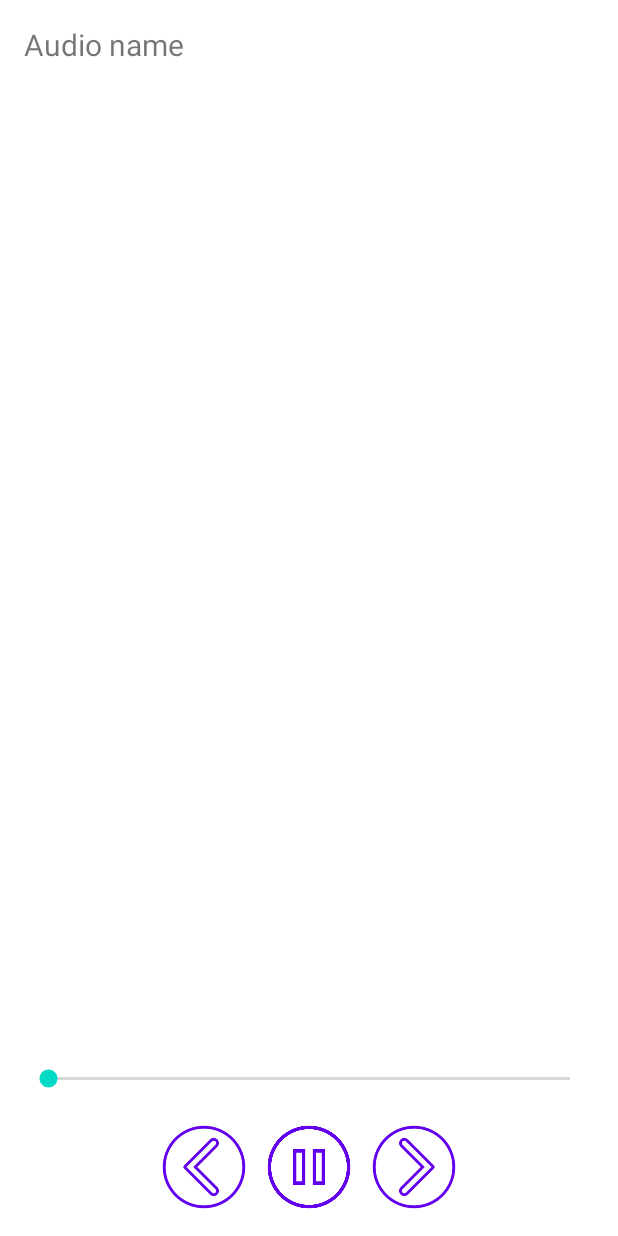
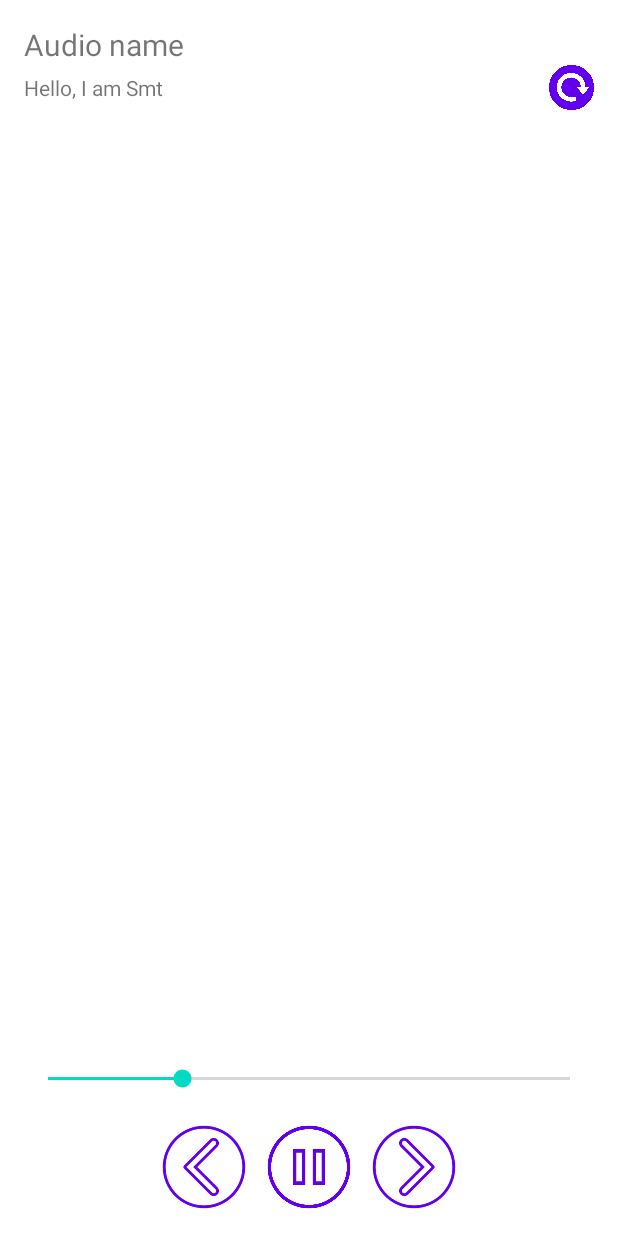
Before and after one commit to TungX/english-practice-listen, an Android app: the screen it shows after launch (MainActivity), on a phone screen of 412 x 824 dp. Run offline under Robolectric (Android 15) with nearby library versions, the phone set to English and light mode, and no system bars.

Commit message:
add sentence

```diff
--- a/app/build.gradle
+++ b/app/build.gradle
@@ -4,7 +4,7 @@ plugins {
 
 android {
     compileSdkVersion 30
-    buildToolsVersion "30.0.2"
+    buildToolsVersion '29.0.2'
 
     defaultConfig {
         applicationId "vn.yinx.listenenglish"
--- /dev/null
+++ b/app/src/main/java/vn/yinx/listenenglish/AudioRunning.java
@@ -0,0 +1,26 @@
+package vn.yinx.listenenglish;
+
+import android.media.MediaPlayer;
+
+public class AudioRunning extends Thread {
+    private MediaPlayer mp;
+    private MainActivity mainActivity;
+
+    public AudioRunning(MainActivity mainActivity, MediaPlayer mp) {
+        this.mainActivity = mainActivity;
+        this.mp = mp;
+    }
+
+    @Override
+    public void run() {
+        while (this.mp.getCurrentPosition() < this.mp.getDuration()) {
+            this.mainActivity.updateSeek(this.mp.getCurrentPosition());
+            try {
+                Thread.sleep(100);
+            } catch (InterruptedException e) {
+                e.printStackTrace();
+            }
+        }
+
+    }
+}
--- /dev/null
+++ b/app/src/main/java/vn/yinx/listenenglish/LyricAdapter.java
@@ -0,0 +1,71 @@
+package vn.yinx.listenenglish;
+
+import android.util.Log;
+import android.view.View;
+import android.view.ViewGroup;
+import android.widget.BaseAdapter;
+import android.widget.Button;
+import android.widget.TextView;
+
+import java.util.ArrayList;
+
+public class LyricAdapter extends BaseAdapter {
+
+    private ArrayList<Sentence> sentences;
+
+    public LyricAdapter(ArrayList<Sentence> sentences) {
+        this.sentences = sentences;
+    }
+
+    @Override
+    public int getCount() {
+        return this.sentences.size();
+    }
+
+    @Override
+    public Sentence getItem(int position) {
+        return this.sentences.get(position);
+    }
+
+    @Override
+    public long getItemId(int position) {
+        return this.sentences.get(position).getId();
+    }
+
+    @Override
+    public View getView(final int position, View convertView, ViewGroup parent) {
+        View viewSentence;
+        if (convertView == null) {
+            viewSentence = View.inflate(parent.getContext(), R.layout.sentence_lyric, null);
+        } else viewSentence = convertView;
+
+        Sentence sentence = getItem(position);
+
+        TextView content = viewSentence.findViewById(R.id.sentence_content);
+        content.setText(sentence.getContent());
+        content.setOnClickListener(new View.OnClickListener() {
+            @Override
+            public void onClick(View v) {
+                Log.d("OnClick", "Click at sentence " + position);
+            }
+        });
+        Button btnReload = viewSentence.findViewById(R.id.lyric_sentence_reload);
+        btnReload.setOnClickListener(new View.OnClickListener() {
+            @Override
+            public void onClick(View v) {
+                Log.d("OnClick", "Reload at sentence " + position);
+                if (sentences.get(position).isRepeating()) {
+                    btnReload.setBackgroundResource(R.drawable.repeat);
+                    sentences.get(position).setRepeating(false);
+                } else {
+                    btnReload.setBackgroundResource(R.drawable.cancel);
+                    sentences.get(position).setRepeating(true);
+                }
+
+            }
+        });
+        return viewSentence;
+    }
+
+
+}
--- a/app/src/main/java/vn/yinx/listenenglish/MainActivity.java
+++ b/app/src/main/java/vn/yinx/listenenglish/MainActivity.java
@@ -3,35 +3,38 @@ package vn.yinx.listenenglish;
 import android.Manifest;
 import android.content.pm.PackageManager;
 import android.media.MediaPlayer;
-import android.os.Build;
 import android.os.Bundle;
 
-import com.google.android.material.floatingactionbutton.FloatingActionButton;
-import com.google.android.material.snackbar.Snackbar;
-
-import androidx.annotation.RequiresApi;
 import androidx.appcompat.app.AppCompatActivity;
-import androidx.appcompat.widget.Toolbar;
 import androidx.core.app.ActivityCompat;
 import androidx.core.content.ContextCompat;
 
-import android.os.Environment;
 import android.util.Log;
 import android.view.View;
+import android.widget.ListView;
+import android.widget.SeekBar;
 
 import java.io.File;
-import java.io.IOException;
-import java.lang.reflect.Array;
 import java.util.ArrayList;
 
 public class MainActivity extends AppCompatActivity {
     MediaPlayer mp;
     private boolean hasPermission = false;
+    private SeekBar seekbar;
+    private double startTime = 0;
+    private double finalTime = 0;
+    public static int oneTimeOnly = 0;
+    private LyricAdapter lyricAdapter;
+    private ListView lyrics;
 
     @Override
     protected void onCreate(Bundle savedInstanceState) {
         super.onCreate(savedInstanceState);
         setContentView(R.layout.activity_main);
+        seekbar = findViewById(R.id.playerSeekBar);
+        lyrics = findViewById(R.id.lyrics);
+        seekbar.setClickable(false);
+
         if (ContextCompat.checkSelfPermission(this,
                 Manifest.permission.READ_EXTERNAL_STORAGE) != PackageManager.PERMISSION_GRANTED) {
             ActivityCompat.requestPermissions(this,
@@ -50,9 +53,27 @@ public class MainActivity extends AppCompatActivity {
                 e.printStackTrace();
             }
         }
+
+
         Log.d("MainActivityOnCreate", "has permission");
+        ArrayList<Sentence> sentences = new ArrayList<>();
+        Sentence sentence = new Sentence();
+        sentence.setContent("Hello, I am Smt");
+        sentences.add(sentence);
+        lyricAdapter = new LyricAdapter(sentences);
+        lyrics.setAdapter(lyricAdapter);
+
 //        mp = new MediaPlayer();
         mp = MediaPlayer.create(this.getBaseContext(), R.raw.kiss_the_rain);
+        new AudioRunning(this, mp).start();
+        finalTime = mp.getDuration();
+        startTime = mp.getCurrentPosition();
+
+        if (oneTimeOnly == 0) {
+            seekbar.setMax((int) finalTime);
+            oneTimeOnly = 1;
+        }
+        seekbar.setProgress((int) startTime);
 //        File sdCard = Environment.getStorageDirectory();
 //        Log.d("MainActivityOnCreate", "sdCard: " + sdCard.getAbsolutePath());
 //        ArrayList<File> files = new ArrayList<>();
@@ -70,6 +91,10 @@ public class MainActivity extends AppCompatActivity {
 
     }
 
+    public void updateSeek(int time) {
+        seekbar.setProgress(time);
+    }
+
     public void loadAudioFiles(ArrayList<File> files, File file) {
         if (files.size() > 0) {
             return;
@@ -81,8 +106,6 @@ public class MainActivity extends AppCompatActivity {
             return;
         }
 
-
-//        Log.d("MainActivityOnCreate", "loadAudioFiles: " + file.getName());
         if (!file.isDirectory()) {
             return;
         }
--- /dev/null
+++ b/app/src/main/java/vn/yinx/listenenglish/Sentence.java
@@ -0,0 +1,51 @@
+package vn.yinx.listenenglish;
+
+public class Sentence {
+    private int id;
+    private String content;
+    private long start;
+    private long end;
+
+    private boolean isRepeating = false;
+
+
+    public int getId() {
+        return id;
+    }
+
+    public void setId(int id) {
+        this.id = id;
+    }
+
+    public String getContent() {
+        return content;
+    }
+
+    public void setContent(String content) {
+        this.content = content;
+    }
+
+    public long getStart() {
+        return start;
+    }
+
+    public void setStart(long start) {
+        this.start = start;
+    }
+
+    public long getEnd() {
+        return end;
+    }
+
+    public void setEnd(long end) {
+        this.end = end;
+    }
+
+    public boolean isRepeating() {
+        return isRepeating;
+    }
+
+    public void setRepeating(boolean repeating) {
+        isRepeating = repeating;
+    }
+}
--- a/app/src/main/res/layout/activity_main.xml
+++ b/app/src/main/res/layout/activity_main.xml
@@ -24,6 +24,7 @@
             android:layout_width="match_parent"
             android:layout_height="match_parent">
             <ListView
+                android:id="@+id/lyrics"
                 android:layout_width="match_parent"
                 android:layout_height="match_parent"/>
         </ScrollView>
--- /dev/null
+++ b/app/src/main/res/layout/sentence_lyric.xml
@@ -0,0 +1,26 @@
+<?xml version="1.0" encoding="utf-8"?>
+<LinearLayout xmlns:android="http://schemas.android.com/apk/res/android"
+    android:layout_width="match_parent"
+    android:layout_height="wrap_content"
+    android:layout_marginTop="10dp"
+    >
+    <LinearLayout
+        android:id="@+id/lyric_sentence"
+        android:layout_width="1dp"
+        android:layout_weight="1"
+        android:layout_height="wrap_content"
+        android:layout_gravity="center">
+        <TextView
+            android:id="@+id/sentence_content"
+            android:layout_width="wrap_content"
+            android:layout_height="wrap_content"
+            />
+    </LinearLayout>
+    <Button
+        android:id="@+id/lyric_sentence_reload"
+        android:layout_width="30dp"
+        android:layout_height="30dp"
+        android:background="@drawable/repeat"
+        android:layout_gravity="center"
+        />
+</LinearLayout>
```
Also changed, not shown: app/src/main/res/layout/sentence_view.xml (deleted, +0 -19 lines), app/src/main/res/drawable/cancel.png (added), app/src/main/res/drawable/repeat.png (added).
